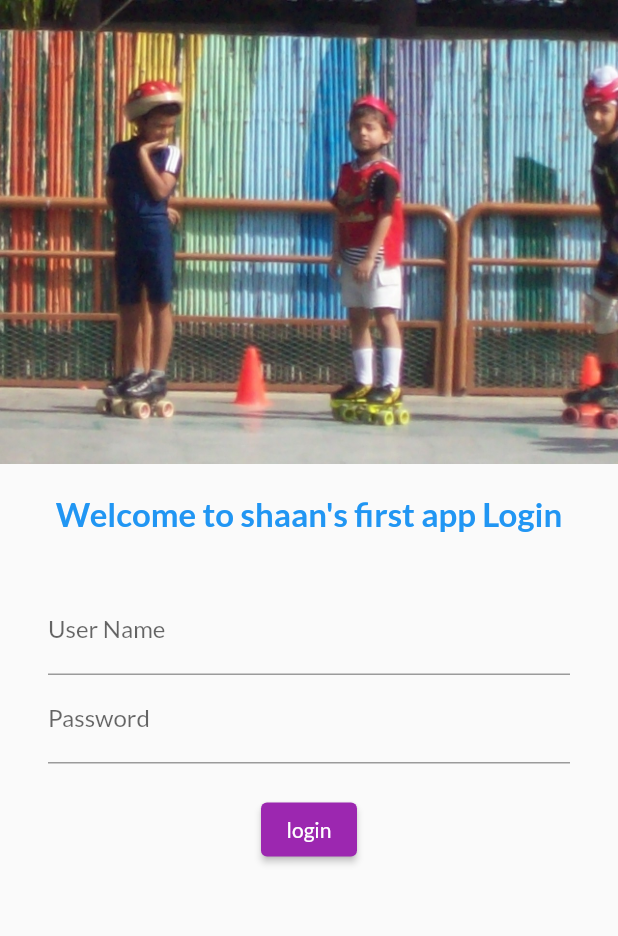
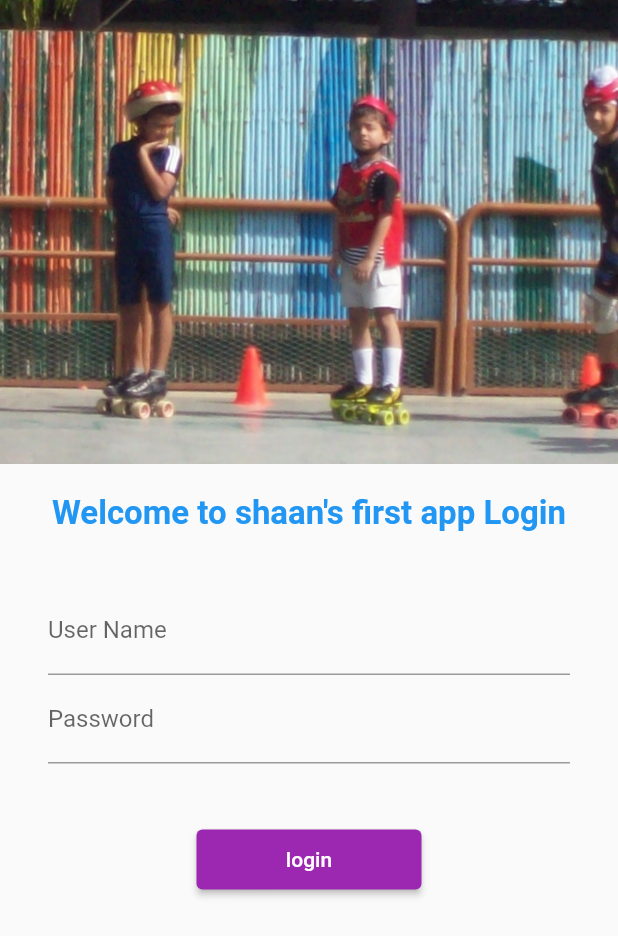
Before and after one commit to notshaangoswami/30daysofflutter, a Flutter app: the screen it shows after launch, on a phone screen of 412 x 824 dp. Shown: the top 936 px of the screen. Run offline on Flutter 3.47's test engine with Material 2 defaults, Android fonts, the phone set to English and light mode, and no system bars; our stand-ins replace google_fonts; Roboto replaces fonts that are missing (Acme).

Commit message:
day5 completed

```diff
--- a/lib/main.dart
+++ b/lib/main.dart
@@ -1,5 +1,6 @@
 import 'package:flutter/material.dart';
 import 'package:flutter_application_1/pages/home_page.dart';
+import 'package:flutter_application_1/utils/routes.dart';
 import 'pages/home_page.dart';
 import './pages/login_page.dart';
 import 'package:google_fonts/google_fonts.dart';
@@ -18,7 +19,7 @@ class MyApp extends StatelessWidget {
       themeMode: ThemeMode.light,
       theme: ThemeData(
         primarySwatch: Colors.purple,
-        fontFamily: GoogleFonts.lato().fontFamily,
+        textTheme: GoogleFonts.acmeTextTheme(),
       ),
       darkTheme: ThemeData(
         brightness: Brightness.dark,
@@ -26,7 +27,8 @@ class MyApp extends StatelessWidget {
       ),
       routes: {
         "/": (context) => LoginPage(),
-        "/home": (context) => HomePage(),
+        MyRoutes.homeRoute: (context) => HomePage(),
+        MyRoutes.longinRoute: (context) => LoginPage(),
       },
     );
   }
--- a/lib/pages/login_page.dart
+++ b/lib/pages/login_page.dart
@@ -1,11 +1,13 @@
 import 'dart:ui';
 
 import 'package:flutter/material.dart';
+import 'package:flutter_application_1/utils/routes.dart';
 
 class LoginPage extends StatelessWidget {
   @override
   Widget build(BuildContext context) {
     return Material(
+      child: SingleChildScrollView(
         child: Column(
           children: [
             Image.asset(
@@ -18,7 +20,9 @@ class LoginPage extends StatelessWidget {
             Text(
               "Welcome to shaan's first app Login",
               style: TextStyle(
-                color: Colors.blue, fontSize: 22, fontWeight: FontWeight.bold),
+                  color: Colors.blue,
+                  fontSize: 22,
+                  fontWeight: FontWeight.bold),
             ),
             SizedBox(
               height: 20.0,
@@ -41,20 +45,23 @@ class LoginPage extends StatelessWidget {
                     ),
                   ),
                   SizedBox(
-                  height: 20.0,
+                    height: 40.0,
                   ),
                   ElevatedButton(
                     onPressed: () {
-                    print("HI Shaan hi");
+                      Navigator.pushNamed(context, MyRoutes.homeRoute);
                     },
                     child: Text("login"),
-                  style: TextButton.styleFrom(),
+                    style: TextButton.styleFrom(
+                      minimumSize: Size(150, 40),
+                    ),
                   ),
                 ],
               ),
             )
           ],
         ),
+      ),
     );
   }
 }
--- /dev/null
+++ b/lib/utils/routes.dart
@@ -0,0 +1,6 @@
+
+
+class MyRoutes {
+  static String longinRoute = "/login";
+  static String homeRoute = "/home";
+}
```
Lines whose indentation alone changed are shown as unchanged.
